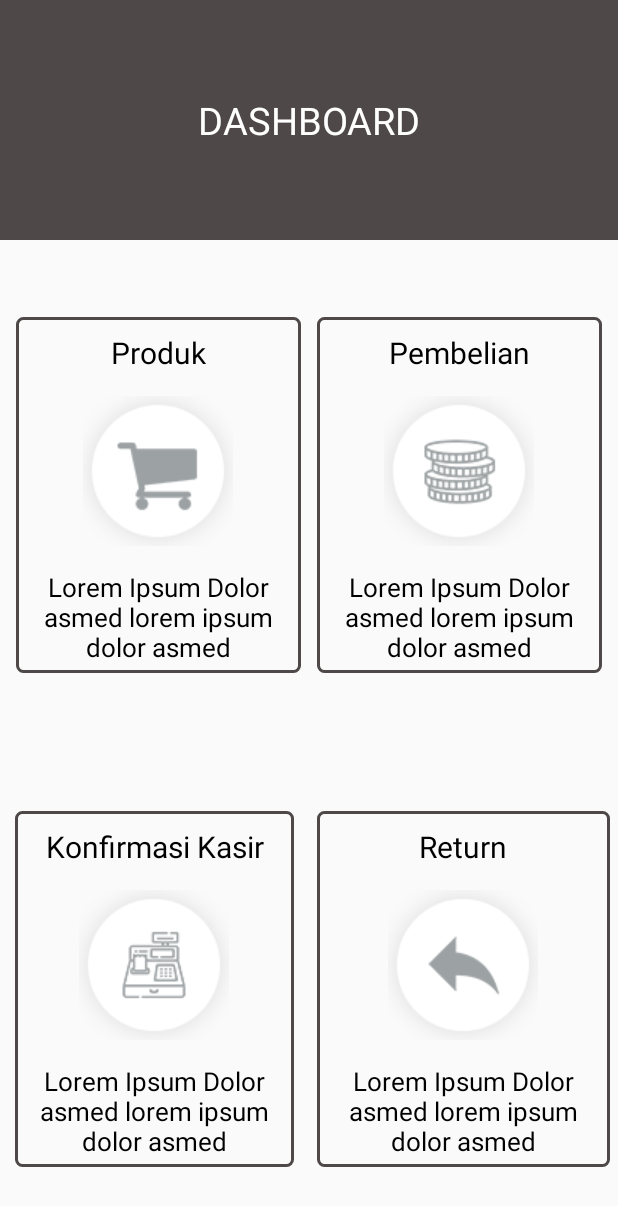
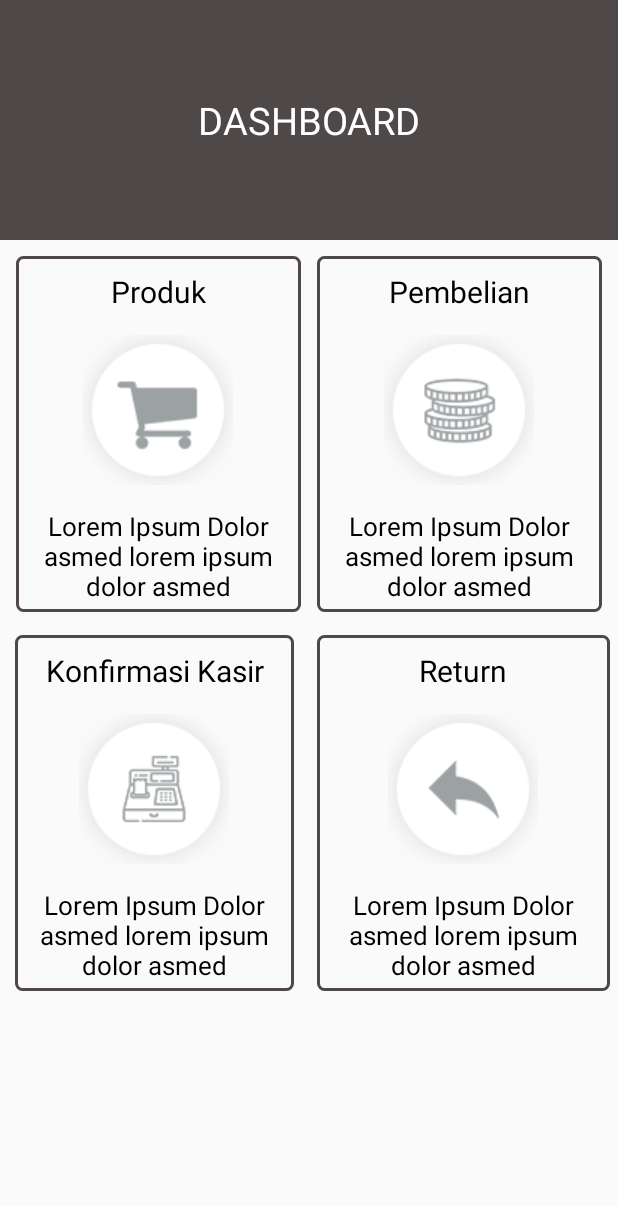
Before and after one commit to TryLuthfi/AndroidKonfeksi, an Android app: the DashBoard screen opened directly, with no data from a screen before it, on a phone screen of 412 x 824 dp. Shown: the top 1206 px of the screen. Run offline under Robolectric (Android 15) with nearby library versions, the phone set to English and light mode, and no system bars; network calls fail.

Commit message:
dashboarddd

```diff
--- a/app/src/main/res/layout/dashboard.xml
+++ b/app/src/main/res/layout/dashboard.xml
@@ -5,6 +5,14 @@
     android:layout_width="match_parent"
     android:layout_height="match_parent"
     tools:context=".activity.DashBoard">
+
+    <ScrollView
+        android:layout_width="match_parent"
+        android:layout_height="wrap_content">
+
+    <RelativeLayout
+        android:layout_width="match_parent"
+        android:layout_height="wrap_content">
 
     <LinearLayout
         android:id="@+id/top"
@@ -127,6 +135,7 @@
             android:layout_width="match_parent"
             android:layout_height="match_parent"
             android:layout_weight="1"
+            android:layout_marginVertical="10dp"
             android:gravity="center"
             android:orientation="horizontal">
 
@@ -216,5 +225,7 @@
         </LinearLayout>
 
     </LinearLayout>
+    </RelativeLayout>
+    </ScrollView>
 
 </RelativeLayout>
```
